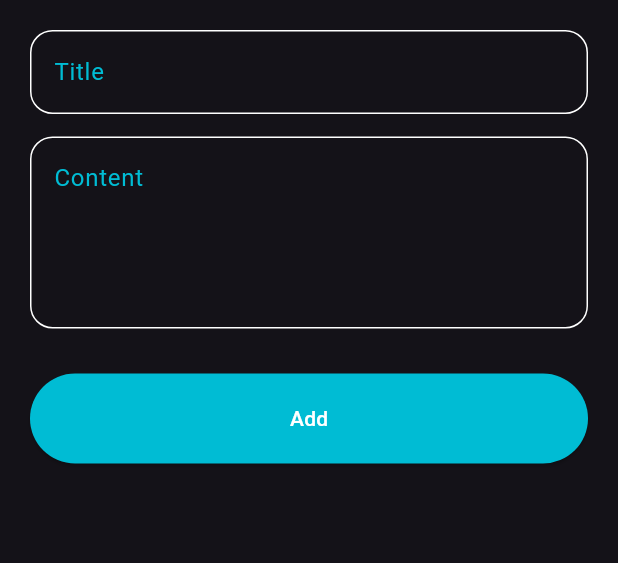
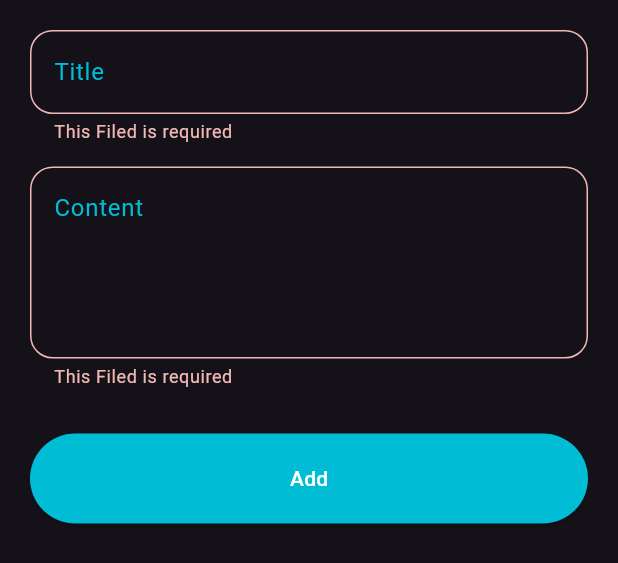
Before and after one commit to Selim513/Note_App, a Flutter app: the CustomAddNotesWidget widget shown alone on an empty page, opened directly, after a tap on "Add", on a phone screen of 412 x 824 dp. Shown: the top 563 px of the screen. Run offline on Flutter 3.47's test engine with Material 3 defaults, Android fonts, the phone set to English and light mode, and no system bars; our stand-ins replace gap, hive, hive_flutter; accounts and stored records are empty.

Commit message:
add and init hive package

```diff
--- a/lib/main.dart
+++ b/lib/main.dart
@@ -1,7 +1,13 @@
 import 'package:flutter/material.dart';
+import 'package:hive_flutter/hive_flutter.dart';
 import 'package:note_app/home_view.dart';
+import 'package:note_app/model/note_model.dart';
 
-void main() {
+void main() async {
+  await Hive.initFlutter();
+  Hive.registerAdapter(NoteModelAdapter());
+    await Hive.openBox<NoteModel>("model");
+
   runApp(const MainApp());
 }
 
--- /dev/null
+++ b/lib/model/note_model.dart
@@ -0,0 +1,13 @@
+import 'package:hive_flutter/adapters.dart';
+
+part 'note_model.g.dart';
+
+@HiveType(typeId: 0)
+class NoteModel {
+  @HiveField(0)
+  final String title;
+  @HiveField(1)
+  final String content;
+
+  NoteModel({required this.title, required this.content});
+}
--- a/lib/widgets/custom_add_notes_widget.dart
+++ b/lib/widgets/custom_add_notes_widget.dart
@@ -1,20 +1,38 @@
 import 'package:flutter/material.dart';
 import 'package:gap/gap.dart';
+import 'package:hive/hive.dart';
+import 'package:note_app/model/note_model.dart';
 import 'package:note_app/widgets/custom_button.dart';
 import 'package:note_app/widgets/custom_textFormField.dart';
 
-class CustomAddNotesWidget extends StatelessWidget {
+class CustomAddNotesWidget extends StatefulWidget {
   const CustomAddNotesWidget({
     super.key,
   });
 
   @override
+  State<CustomAddNotesWidget> createState() => _CustomAddNotesWidgetState();
+}
+
+class _CustomAddNotesWidgetState extends State<CustomAddNotesWidget> {
+  late Box<NoteModel> box;
+
+  @override
+  void initState() {
+    super.initState();
+    box = Hive.box('model');
+  }
+
+  @override
   Widget build(BuildContext context) {
     TextEditingController titleController = TextEditingController();
     TextEditingController contentController = TextEditingController();
+    var formKey = GlobalKey<FormState>();
     return Padding(
       padding: const EdgeInsets.all(20.0),
       child: SingleChildScrollView(
+        child: Form(
+          key: formKey,
           child: Column(
             children: [
               CustomTextFormField(
@@ -28,10 +46,22 @@ class CustomAddNotesWidget extends StatelessWidget {
                 maxLines: 4,
               ),
               const Gap(30),
-            const CustomElevatedButton(
+              CustomElevatedButton(
                 name: 'Add',
+                onpress: () {
+                  String id =
+                      "${DateTime.now().millisecond}${titleController.text}";
+                  if (formKey.currentState!.validate()) {
+                    box.put(
+                        id,
+                        NoteModel(
+                            title: titleController.text,
+                            content: contentController.text));
+                  }
+                },
               )
             ],
+          ),
         ),
       ),
     );
--- a/lib/widgets/custom_button.dart
+++ b/lib/widgets/custom_button.dart
@@ -1,10 +1,10 @@
 import 'package:flutter/material.dart';
 
 class CustomElevatedButton extends StatelessWidget {
-  const CustomElevatedButton({
-    super.key, required this.name,
-  });
+  const CustomElevatedButton(
+      {super.key, required this.name, required this.onpress});
   final String name;
+  final void Function()? onpress;
 
   @override
   Widget build(BuildContext context) {
@@ -16,7 +16,7 @@ class CustomElevatedButton extends StatelessWidget {
               backgroundColor: Colors.cyan,
               foregroundColor: Colors.white,
             ),
-            onPressed: () {},
-            child:  Text('$name')));
+            onPressed: onpress,
+            child: Text(name)));
   }
 }
--- a/pubspec.yaml
+++ b/pubspec.yaml
@@ -11,11 +11,15 @@ dependencies:
     sdk: flutter
   font_awesome_flutter: ^10.7.0
   gap: ^3.0.1
+  hive: ^2.2.3
+  hive_flutter: ^1.1.0
 
 dev_dependencies:
   flutter_lints: ^4.0.0
   flutter_test:
     sdk: flutter
+  hive_generator: ^2.0.1
+  build_runner: ^2.4.12
 
 flutter:
   uses-material-design: true
```
Also changed, not shown: lib/local_storage/hive.dart (added), lib/model/note_model.g.dart (added), pubspec.lock, 1 other file. Lines whose indentation alone changed are shown as unchanged.
